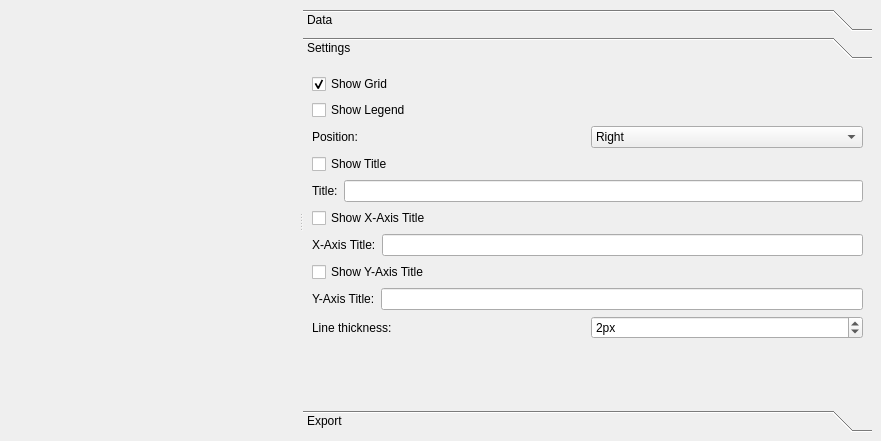
Rob0xFF/PhyxCalc, file plotwindow.ui: the form before one commit.
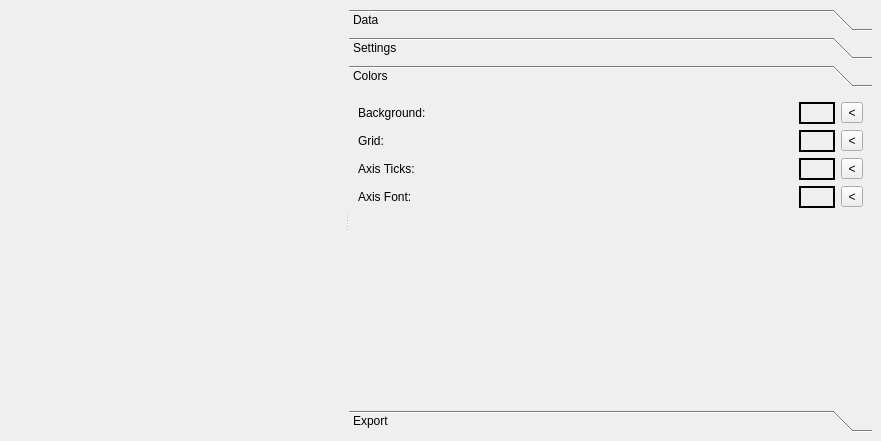
The form after the commit. Custom widgets are drawn as their Qt base class.

Diff of the .ui file:
```diff
--- a/plotwindow.ui
+++ b/plotwindow.ui
@@ -29,7 +29,7 @@
         </sizepolicy>
        </property>
        <property name="currentIndex">
-        <number>1</number>
+        <number>2</number>
        </property>
        <widget class="QWidget" name="page">
         <property name="geometry">
@@ -73,8 +73,8 @@
          <rect>
           <x>0</x>
           <y>0</y>
-          <width>439</width>
-          <height>348</height>
+          <width>412</width>
+          <height>274</height>
          </rect>
         </property>
         <attribute name="label">
@@ -235,6 +235,226 @@
          </item>
         </layout>
        </widget>
+       <widget class="QWidget" name="page_4">
+        <attribute name="label">
+         <string>Colors</string>
+        </attribute>
+        <layout class="QVBoxLayout" name="verticalLayout_4">
+         <item>
+          <layout class="QHBoxLayout" name="horizontalLayout_9">
+           <item>
+            <widget class="QLabel" name="label_13">
+             <property name="text">
+              <string>Background:</string>
+             </property>
+            </widget>
+           </item>
+           <item>
+            <widget class="QPushButton" name="colorBackgroundButton">
+             <property name="sizePolicy">
+              <sizepolicy hsizetype="Fixed" vsizetype="Fixed">
+               <horstretch>0</horstretch>
+               <verstretch>0</verstretch>
+              </sizepolicy>
+             </property>
+             <property name="minimumSize">
+              <size>
+               <width>22</width>
+               <height>22</height>
+              </size>
+             </property>
+             <property name="styleSheet">
+              <string notr="true">border-color: rgb(0, 0, 0);
+border: 2px solid</string>
+             </property>
+             <property name="text">
+              <string/>
+             </property>
+            </widget>
+           </item>
+           <item>
+            <widget class="QToolButton" name="colorBackgroundDeleteButton">
+             <property name="minimumSize">
+              <size>
+               <width>22</width>
+               <height>0</height>
+              </size>
+             </property>
+             <property name="toolTip">
+              <string>Erase foreground</string>
+             </property>
+             <property name="text">
+              <string>&lt;</string>
+             </property>
+            </widget>
+           </item>
+          </layout>
+         </item>
+         <item>
+          <layout class="QHBoxLayout" name="horizontalLayout_10">
+           <item>
+            <widget class="QLabel" name="label_14">
+             <property name="text">
+              <string>Grid:</string>
+             </property>
+            </widget>
+           </item>
+           <item>
+            <widget class="QPushButton" name="colorGridButton">
+             <property name="sizePolicy">
+              <sizepolicy hsizetype="Fixed" vsizetype="Fixed">
+               <horstretch>0</horstretch>
+               <verstretch>0</verstretch>
+              </sizepolicy>
+             </property>
+             <property name="minimumSize">
+              <size>
+               <width>22</width>
+               <height>22</height>
+              </size>
+             </property>
+             <property name="styleSheet">
+              <string notr="true">border-color: rgb(0, 0, 0);
+border: 2px solid</string>
+             </property>
+             <property name="text">
+              <string/>
+             </property>
+            </widget>
+           </item>
+           <item>
+            <widget class="QToolButton" name="colorGridDeleteButton">
+             <property name="minimumSize">
+              <size>
+               <width>22</width>
+               <height>0</height>
+              </size>
+             </property>
+             <property name="toolTip">
+              <string>Erase foreground</string>
+             </property>
+             <property name="text">
+              <string>&lt;</string>
+             </property>
+            </widget>
+           </item>
+          </layout>
+         </item>
+         <item>
+          <layout class="QHBoxLayout" name="horizontalLayout_11">
+           <item>
+            <widget class="QLabel" name="label_15">
+             <property name="text">
+              <string>Axis Ticks:</string>
+             </property>
+            </widget>
+           </item>
+           <item>
+            <widget class="QPushButton" name="colorAxisTicksButton">
+             <property name="sizePolicy">
+              <sizepolicy hsizetype="Fixed" vsizetype="Fixed">
+               <horstretch>0</horstretch>
+               <verstretch>0</verstretch>
+              </sizepolicy>
+             </property>
+             <property name="minimumSize">
+              <size>
+               <width>22</width>
+               <height>22</height>
+              </size>
+             </property>
+             <property name="styleSheet">
+              <string notr="true">border-color: rgb(0, 0, 0);
+border: 2px solid</string>
+             </property>
+             <property name="text">
+              <string/>
+             </property>
+            </widget>
+           </item>
+           <item>
+            <widget class="QToolButton" name="colorAxisTicksDeleteButton">
+             <property name="minimumSize">
+              <size>
+               <width>22</width>
+               <height>0</height>
+              </size>
+             </property>
+             <property name="toolTip">
+              <string>Erase foreground</string>
+             </property>
+             <property name="text">
+              <string>&lt;</string>
+             </property>
+            </widget>
+           </item>
+          </layout>
+         </item>
+         <item>
+          <layout class="QHBoxLayout" name="horizontalLayout_12">
+           <item>
+            <widget class="QLabel" name="label_16">
+             <property name="text">
+              <string>Axis Font:</string>
+             </property>
+            </widget>
+           </item>
+           <item>
+            <widget class="QPushButton" name="colorAxisFontButton">
+             <property name="sizePolicy">
+              <sizepolicy hsizetype="Fixed" vsizetype="Fixed">
+               <horstretch>0</horstretch>
+               <verstretch>0</verstretch>
+              </sizepolicy>
+             </property>
+             <property name="minimumSize">
+              <size>
+               <width>22</width>
+               <height>22</height>
+              </size>
+             </property>
+             <property name="styleSheet">
+              <string notr="true">border-color: rgb(0, 0, 0);
+border: 2px solid</string>
+             </property>
+             <property name="text">
+              <string/>
+             </property>
+            </widget>
+           </item>
+           <item>
+            <widget class="QToolButton" name="colorAxisFontDeleteButton">
+             <property name="minimumSize">
+              <size>
+               <width>22</width>
+               <height>0</height>
+              </size>
+             </property>
+             <property name="toolTip">
+              <string>Erase foreground</string>
+             </property>
+             <property name="text">
+              <string>&lt;</string>
+             </property>
+            </widget>
+           </item>
+          </layout>
+         </item>
+         <item>
+          <spacer name="verticalSpacer_3">
+           <property name="orientation">
+            <enum>Qt::Vertical</enum>
+           </property>
+           <property name="sizeHint" stdset="0">
+            <size>
+             <width>20</width>
+             <height>192</height>
+            </size>
+           </property>
+          </spacer>
+         </item>
+        </layout>
+       </widget>
        <widget class="QWidget" name="page_3">
         <attribute name="label">
          <string>Export</string>
```
Left out of the diff: 86 changed lines with no effect on the pictures.
